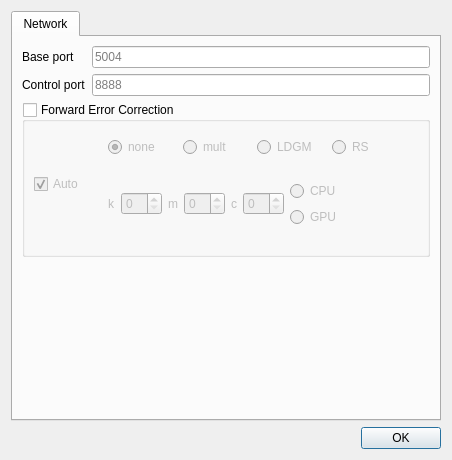
mpiatka/UltraGrid, file gui/QT/ui/settings.ui: the form before one commit.
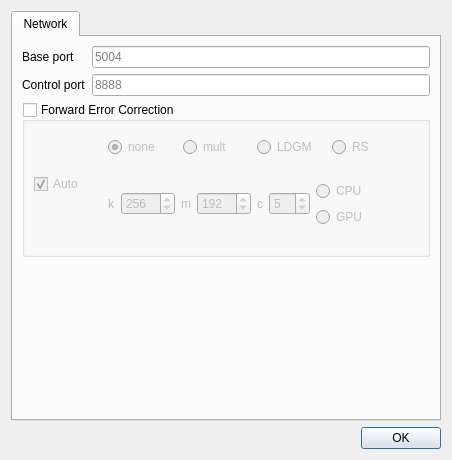
The form after the commit. The open tabs and pages were chosen to show the change.

The edit to the form file:
```diff
--- a/gui/QT/ui/settings.ui
+++ b/gui/QT/ui/settings.ui
@@ -246,7 +246,17 @@
                     </widget>
                    </item>
                    <item>
-                    <widget class="QSpinBox" name="ldgmK"/>
+                    <widget class="QSpinBox" name="ldgmK">
+                     <property name="minimum">
+                      <number>64</number>
+                     </property>
+                     <property name="maximum">
+                      <number>8191</number>
+                     </property>
+                     <property name="value">
+                      <number>256</number>
+                     </property>
+                    </widget>
                    </item>
                    <item>
                     <widget class="QLabel" name="label_11">
@@ -256,7 +266,17 @@
                     </widget>
                    </item>
                    <item>
-                    <widget class="QSpinBox" name="ldgmM"/>
+                    <widget class="QSpinBox" name="ldgmM">
+                     <property name="minimum">
+                      <number>64</number>
+                     </property>
+                     <property name="maximum">
+                      <number>8191</number>
+                     </property>
+                     <property name="value">
+                      <number>192</number>
+                     </property>
+                    </widget>
                    </item>
                    <item>
                     <widget class="QLabel" name="label_12">
@@ -266,7 +286,17 @@
                     </widget>
                    </item>
                    <item>
-                    <widget class="QSpinBox" name="ldgmC"/>
+                    <widget class="QSpinBox" name="ldgmC">
+                     <property name="minimum">
+                      <number>2</number>
+                     </property>
+                     <property name="maximum">
+                      <number>63</number>
+                     </property>
+                     <property name="value">
+                      <number>5</number>
+                     </property>
+                    </widget>
                    </item>
                    <item>
                     <layout class="QVBoxLayout" name="verticalLayout_4">
```
Left out of the diff: 22 changed lines with no effect on the pictures.
